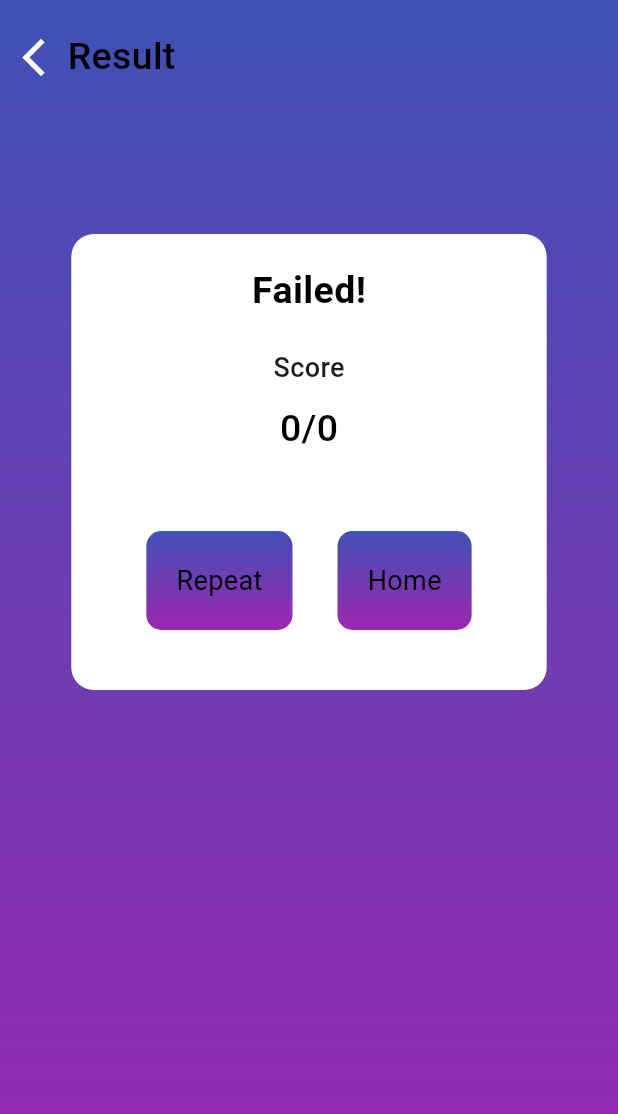
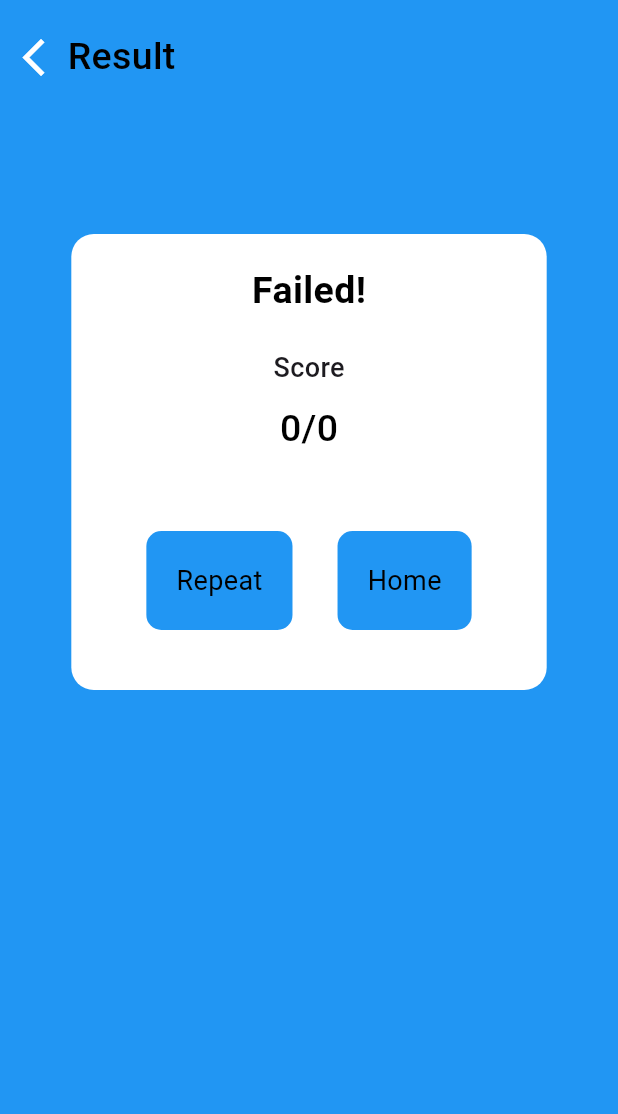
Before and after one commit to ShashidharM0118/QuickPrep, a Flutter app: the ResultScreen screen opened directly with empty values, on a phone screen of 412 x 824 dp. Shown: the top 1114 px of the screen. Run offline on Flutter 3.47's test engine with Material 3 defaults, Android fonts, the phone set to English and light mode, and no system bars; our stand-ins replace carousel_slider, cloud_firestore, connectivity_plus, firebase_auth, firebase_core, firebase_storage and 9 more; accounts and stored records are empty; project files that could hold a hidden picture were left out.

Commit message:
bg change

```diff
--- a/lib/features/work/Practise/category_set_screen.dart
+++ b/lib/features/work/Practise/category_set_screen.dart
@@ -20,8 +20,8 @@ class CategorySetScreen extends StatelessWidget {
               begin: Alignment.topCenter,
               end:Alignment.bottomCenter,
               colors: [
-                Colors.indigo,
-                Colors.purple,
+                Colors.blue,
+                Colors.blue,
               ],
             )
         ),
--- a/lib/features/work/Practise/homeScreen.dart
+++ b/lib/features/work/Practise/homeScreen.dart
@@ -16,8 +16,8 @@ class HomeQuizScreen extends StatelessWidget {
               begin: Alignment.topCenter,
               end:Alignment.bottomCenter,
               colors: [
-                Colors.indigo,
-                Colors.purple,
+                Colors.blue,
+                Colors.blue,
               ],
             )
         ),
--- a/lib/features/work/Practise/quiz_screen.dart
+++ b/lib/features/work/Practise/quiz_screen.dart
@@ -56,7 +56,7 @@ class _QuizScreenState extends State<QuizScreen> {
             end: Alignment.bottomCenter,
             colors: [
               Colors.blue,
-              Colors.purple,
+              Colors.blue,
             ],
           ),
         ),
@@ -125,12 +125,12 @@ class _QuizScreenState extends State<QuizScreen> {
                           margin: EdgeInsets.symmetric(vertical: 8),
                           decoration: BoxDecoration(
                             color: selectedAnswers[currentQuestionIndex] == index
-                                ? Colors.indigo
+                                ? Colors.blue
                                 : Colors.white,
                             border: Border.all(
                               width: 2,
                               color: selectedAnswers[currentQuestionIndex] == index
-                                  ? Colors.indigo
+                                  ? Colors.blue
                                   : Colors.grey,
                             ),
                             borderRadius: BorderRadius.circular(25),
--- a/lib/features/work/Practise/resultScreen.dart
+++ b/lib/features/work/Practise/resultScreen.dart
@@ -37,8 +37,8 @@ class ResultScreen extends StatelessWidget {
     begin: Alignment.topCenter,
     end: Alignment.bottomCenter,
     colors: [
-    Colors.indigo,
-    Colors.purple,
+    Colors.blue,
+    Colors.blue,
     ],
     ),
     ),
@@ -133,8 +133,8 @@ class ResultScreen extends StatelessWidget {
     begin: Alignment.topCenter,
     end: Alignment.bottomCenter,
     colors: [
-    Colors.indigo,
-    Colors.purple,
+    Colors.blue,
+    Colors.blue,
     ],
     ),
     ),
@@ -165,8 +165,8 @@ class ResultScreen extends StatelessWidget {
               begin: Alignment.topCenter,
               end: Alignment.bottomCenter,
               colors: [
-                Colors.indigo,
-                Colors.purple,
+                Colors.blue,
+                Colors.blue,
               ],
             ),
           ),
--- a/lib/features/work/screens/home/home.dart
+++ b/lib/features/work/screens/home/home.dart
@@ -46,7 +46,7 @@ class HomeScreen extends StatelessWidget {
                         ),
                         /// Scrollable categories
 
-             Text('Welcome to QuickPrepee   ', style: Theme.of(context).textTheme.headlineMedium!.apply(color: Colors.white),maxLines:1,overflow: TextOverflow.ellipsis,),
+             Text('Welcome to QuickPrep  ', style: Theme.of(context).textTheme.headlineMedium!.apply(color: Colors.white),maxLines:1,overflow: TextOverflow.ellipsis,),
 
                         const SizedBox(height: TSizes.spaceBtwSections * 2),
                       ],
```
Also changed, not shown: 1 other file.
